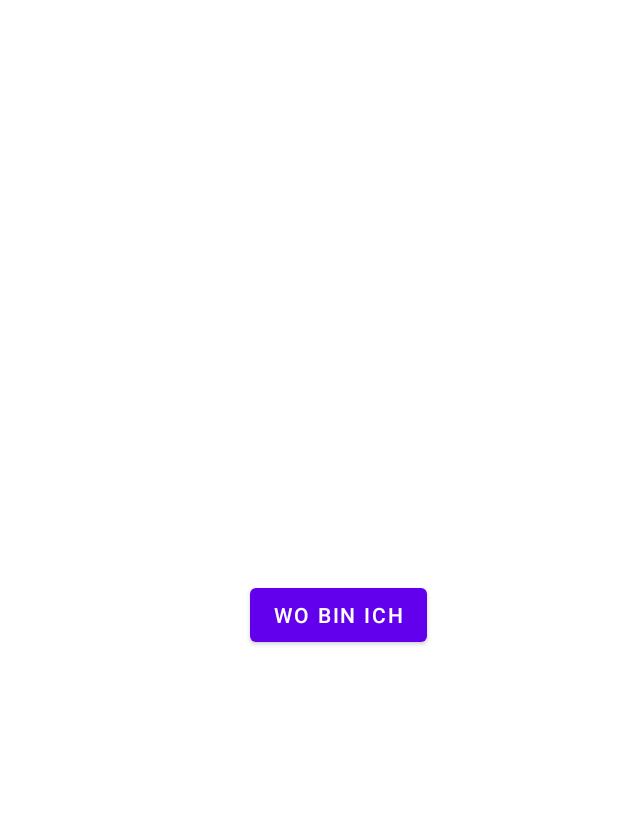
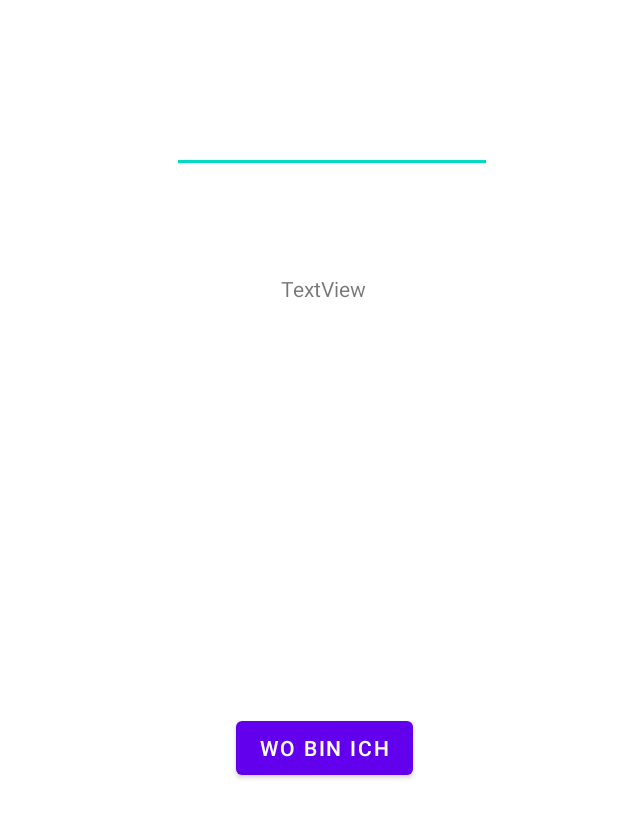
Before and after one commit to bmit-ded/m335_PanikApp, an Android app: the layout fragment_home.xml on its own in the app's theme, with its tools: preview values and no code run, on a phone screen of 412 x 824 dp. Shown: the top 818 px of the screen. Run offline under Robolectric (Android 15) with nearby library versions, the phone set to English and light mode, and no system bars.

Commit message:
linked the right cml for home

```diff
--- a/app/src/main/java/ch/zli/panikapp/ui/home/HomeFragment.java
+++ b/app/src/main/java/ch/zli/panikapp/ui/home/HomeFragment.java
@@ -3,7 +3,9 @@ package ch.zli.panikapp.ui.home;
 import android.Manifest;
 import android.annotation.SuppressLint;
 import android.app.PendingIntent;
+import android.content.Context;
 import android.content.Intent;
+import android.content.SharedPreferences;
 import android.content.pm.PackageManager;
 import android.location.Address;
 import android.location.Geocoder;
@@ -15,6 +17,7 @@ import android.view.LayoutInflater;
 import android.view.View;
 import android.view.ViewGroup;
 import android.widget.Button;
+import android.widget.EditText;
 import android.widget.TextView;
 import android.widget.Toast;
 
@@ -48,11 +51,12 @@ public class HomeFragment extends Fragment {
     String message;
     private static final int MY_PERMISSIONS_REQUEST_SEND_SMS = 0;
     public View onCreateView(LayoutInflater inflater, @Nullable ViewGroup container, @Nullable Bundle savedInstanceState) {
-        View view = inflater.inflate(R.layout.fragment_camera, container, false);
-        homeViewModel =
-                new ViewModelProvider(this).get(HomeViewModel.class);
+        View view = inflater.inflate(R.layout.fragment_home, container, false);
+        homeViewModel = new ViewModelProvider(this).get(HomeViewModel.class);
         View root = inflater.inflate(R.layout.fragment_home, container, false);
         button = (Button) view.findViewById(R.id.button);
+        EditText editText = (EditText) view.findViewById(R.id.editTextPhone);
+        TextView textView = (TextView) view.findViewById(R.id.textView);
 
         //initialisiere fusedlocationproviderclient
         fusedLocationProviderClient = LocationServices.getFusedLocationProviderClient(getActivity().getApplicationContext());
@@ -60,6 +64,8 @@ public class HomeFragment extends Fragment {
         button.setOnClickListener(new View.OnClickListener() {
             @Override
             public void onClick(View v) {
+                setContact(getActivity().getApplicationContext(),editText.getText().toString());
+                //TextView.setText(getContact(getActivity().getApplicationContext()) );
                 //erlaubnis überprüfen
                 if(ActivityCompat.checkSelfPermission(getActivity().getApplicationContext(), Manifest.permission.ACCESS_FINE_LOCATION) == PackageManager.PERMISSION_GRANTED) {
                     //wenn Erlaubnis erteilt
@@ -137,4 +143,18 @@ public class HomeFragment extends Fragment {
                     return;
                 }
 
+                public  void setContact(Context context, String phoneNo){
+                    SharedPreferences prefs = context.getSharedPreferences("myAppPackage", 0);
+                    SharedPreferences.Editor editor = prefs.edit();
+                    editor.putString("PhoneNumber", phoneNo);
+                    editor.commit();
+                }
+
+                 public static String getContact(Context context) {
+                     SharedPreferences prefs = context.getSharedPreferences("myAppPackage", 0);
+                  return prefs.getString("PhoneNumber", "");
+
+                }
+
+
 }
--- a/app/src/main/java/ch/zli/panikapp/ui/home/HomeViewModel.java
+++ b/app/src/main/java/ch/zli/panikapp/ui/home/HomeViewModel.java
@@ -6,11 +6,14 @@ import androidx.lifecycle.ViewModel;
 
 public class HomeViewModel extends ViewModel {
 
-
+    private MutableLiveData<String> mText;
 
     public HomeViewModel() {
-
+        mText = new MutableLiveData<>();
+        mText.setValue("This is notifications fragment");
     }
 
-
+    public LiveData<String> getText() {
+        return mText;
+    }
 }
--- a/app/src/main/res/layout/fragment_camera.xml
+++ b/app/src/main/res/layout/fragment_camera.xml
@@ -26,7 +26,9 @@
         android:text="Button"
         app:layout_constraintBottom_toBottomOf="parent"
         app:layout_constraintEnd_toEndOf="parent"
+        app:layout_constraintHorizontal_bias="0.905"
         app:layout_constraintStart_toStartOf="parent"
         app:layout_constraintTop_toTopOf="parent"
+        app:layout_constraintVertical_bias="0.499"
         tools:ignore="MissingConstraints" />
 </androidx.constraintlayout.widget.ConstraintLayout>
--- a/app/src/main/res/layout/fragment_home.xml
+++ b/app/src/main/res/layout/fragment_home.xml
@@ -13,68 +13,34 @@
         android:text="Wo bin ich"
         app:layout_constraintBottom_toBottomOf="parent"
         app:layout_constraintEnd_toEndOf="parent"
-        app:layout_constraintHorizontal_bias="0.566"
+        app:layout_constraintHorizontal_bias="0.535"
         app:layout_constraintStart_toStartOf="parent"
         app:layout_constraintTop_toTopOf="parent"
-        app:layout_constraintVertical_bias="0.497" />
+        app:layout_constraintVertical_bias="0.612" />
+
+    <EditText
+        android:id="@+id/editTextPhone"
+        android:layout_width="wrap_content"
+        android:layout_height="wrap_content"
+        android:ems="10"
+        android:inputType="phone"
+        app:layout_constraintBottom_toBottomOf="parent"
+        app:layout_constraintEnd_toEndOf="parent"
+        app:layout_constraintHorizontal_bias="0.577"
+        app:layout_constraintStart_toStartOf="parent"
+        app:layout_constraintTop_toTopOf="parent"
+        app:layout_constraintVertical_bias="0.09" />
 
     <TextView
-        android:id="@+id/textView1"
-        android:layout_width="wrap_content"
-        android:layout_height="wrap_content"
-        android:textSize="24sp"
+        android:id="@+id/textView"
+        android:layout_width="88dp"
+        android:layout_height="18dp"
+        android:text="TextView"
         app:layout_constraintBottom_toBottomOf="parent"
         app:layout_constraintEnd_toEndOf="parent"
-        app:layout_constraintHorizontal_bias="0.092"
+        app:layout_constraintHorizontal_bias="0.578"
         app:layout_constraintStart_toStartOf="parent"
         app:layout_constraintTop_toTopOf="parent"
-        app:layout_constraintVertical_bias="0.054" />
+        app:layout_constraintVertical_bias="0.227" />
 
-    <TextView
-        android:id="@+id/textView2"
-        android:layout_width="wrap_content"
-        android:layout_height="wrap_content"
-        android:textSize="24sp"
-        app:layout_constraintBottom_toBottomOf="parent"
-        app:layout_constraintEnd_toEndOf="parent"
-        app:layout_constraintHorizontal_bias="0.092"
-        app:layout_constraintStart_toStartOf="parent"
-        app:layout_constraintTop_toTopOf="parent"
-        app:layout_constraintVertical_bias="0.147" />
-
-    <TextView
-        android:id="@+id/textView3"
-        android:layout_width="wrap_content"
-        android:layout_height="wrap_content"
-        android:textSize="24sp"
-        app:layout_constraintBottom_toBottomOf="parent"
-        app:layout_constraintEnd_toEndOf="parent"
-        app:layout_constraintHorizontal_bias="0.092"
-        app:layout_constraintStart_toStartOf="parent"
-        app:layout_constraintTop_toTopOf="parent"
-        app:layout_constraintVertical_bias="0.25" />
-
-    <TextView
-        android:id="@+id/textView4"
-        android:layout_width="wrap_content"
-        android:layout_height="wrap_content"
-        android:textSize="24sp"
-        app:layout_constraintBottom_toBottomOf="parent"
-        app:layout_constraintEnd_toEndOf="parent"
-        app:layout_constraintHorizontal_bias="0.092"
-        app:layout_constraintStart_toStartOf="parent"
-        app:layout_constraintTop_toTopOf="parent"
-        app:layout_constraintVertical_bias="0.353" />
-
-    <TextView
-        android:id="@+id/textView5"
-        android:layout_width="wrap_content"
-        android:layout_height="wrap_content"
-        android:textSize="24sp"
-        app:layout_constraintBottom_toBottomOf="parent"
-        app:layout_constraintEnd_toEndOf="parent"
-        app:layout_constraintHorizontal_bias="0.092"
-        app:layout_constraintStart_toStartOf="parent"
-        app:layout_constraintTop_toTopOf="parent"
-        app:layout_constraintVertical_bias="0.466" />
 </androidx.constraintlayout.widget.ConstraintLayout>
```
